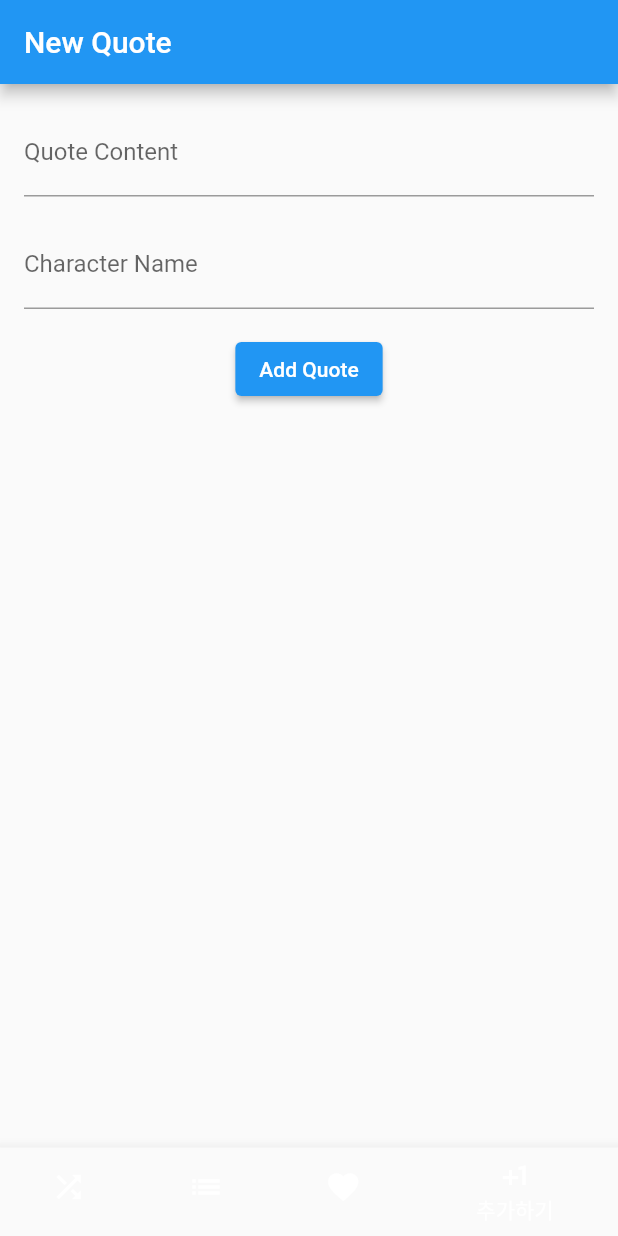
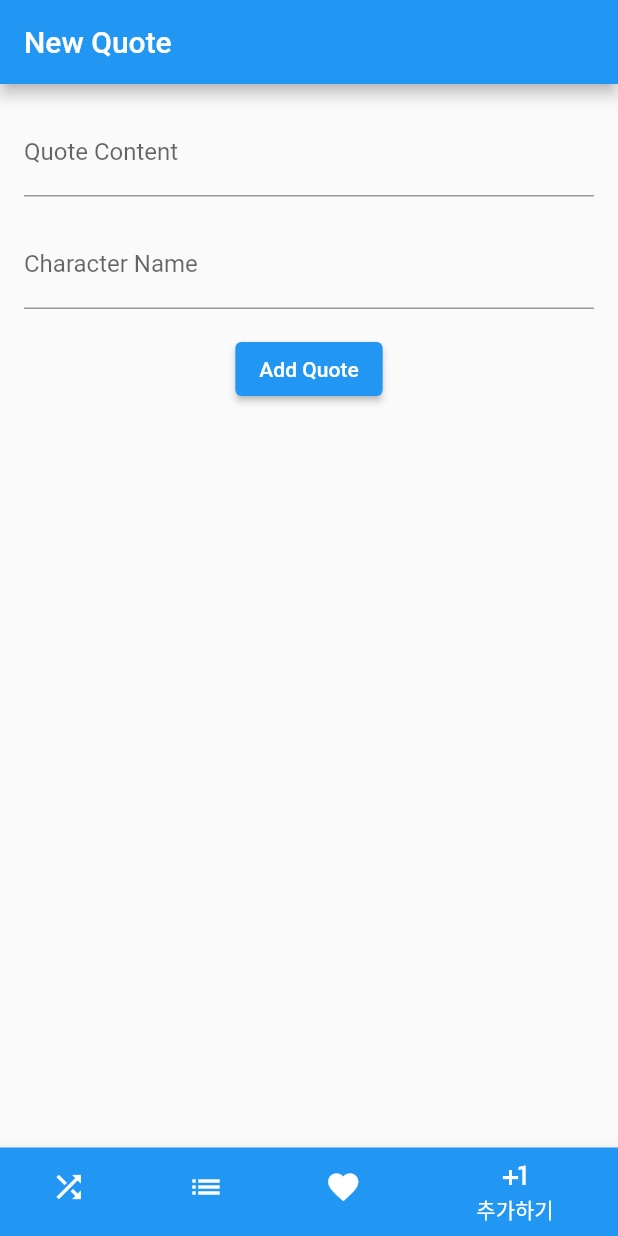
Before and after one commit to J1min/anime-quote-app, a Flutter app: the screen it shows after launch, item 4 of the bottom bar chosen, on a phone screen of 412 x 824 dp. Run offline on Flutter 3.47's test engine with Material 2 defaults, Android fonts, the phone set to English and light mode, and no system bars; our stand-ins replace dio, get, shared_preferences; network calls fail.

Commit message:
fix(style): 바텀 네비게이션 바 색변경

```diff
--- a/lib/main.dart
+++ b/lib/main.dart
@@ -81,20 +81,20 @@ class _HomeScreenState extends State<HomeScreen> {
           BottomNavigationBarItem(
               icon: Icon(Icons.shuffle),
               label: '랜덤 보기',
-          ),
+              backgroundColor: Colors.blue),
           BottomNavigationBarItem(
               icon: Icon(Icons.list),
               label: '전체 보기',
-          ),
+              backgroundColor: Colors.blue),
           // 즐겨찾기 아이콘 및 라벨
           BottomNavigationBarItem(
               icon: Icon(Icons.favorite),
               label: '즐겨찾기',
-          ),
+              backgroundColor: Colors.blue),
           BottomNavigationBarItem(
               icon: Icon(Icons.plus_one),
               label: '추가하기',
-          ),
+              backgroundColor: Colors.blue),
         ],
       ),
       floatingActionButton: _currentIndex == 0
```
Lines whose indentation alone changed are shown as unchanged.
